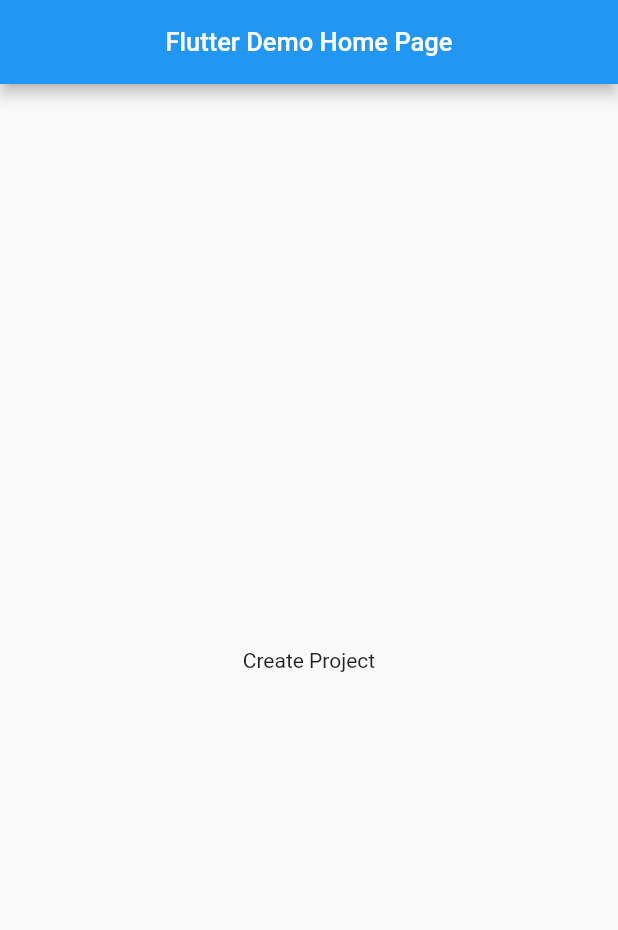
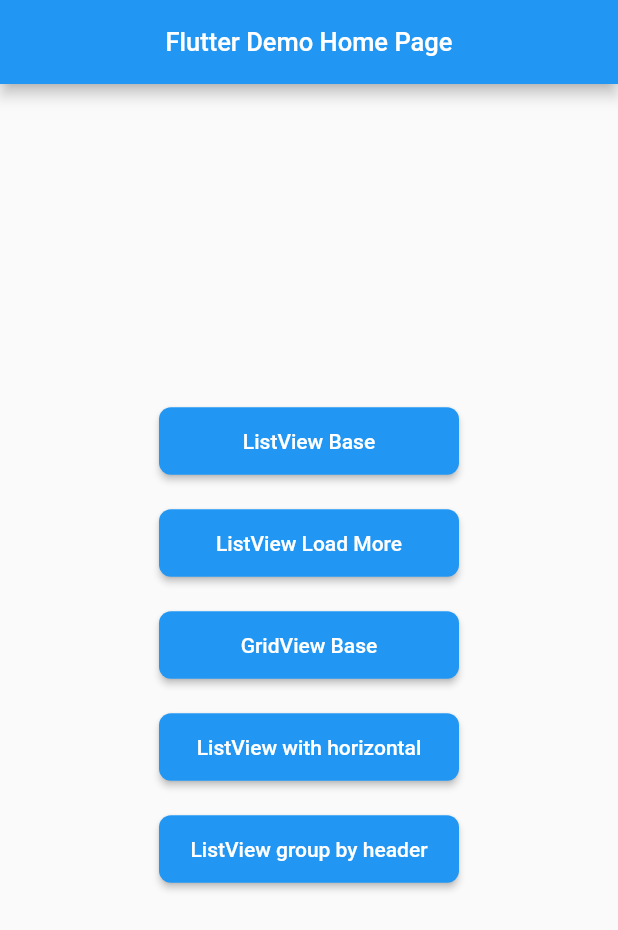
Before and after one commit to vohoangtuit/flutter_custom_listview, a Flutter app: the screen it shows after launch, on a phone screen of 412 x 824 dp. Shown: the top 930 px of the screen. Run offline on Flutter 3.47's test engine with Material 2 defaults, Android fonts, the phone set to English and light mode, and no system bars.

```diff
--- /dev/null
+++ b/custom_listview/lib/custom_widget/normal_button.dart
@@ -0,0 +1,36 @@
+import 'package:custom_listview/custom_widget/text_style.dart';
+import 'package:flutter/material.dart';
+
+class NormalButton extends StatefulWidget {
+  final String title;
+  final  Function  onPress;
+
+  NormalButton({this.title, this.onPress});
+
+  @override
+  _NormalButtonState createState() => _NormalButtonState();
+}
+
+class _NormalButtonState extends State<NormalButton> {
+  @override
+  Widget build(BuildContext context) {
+    return Container(
+      margin: EdgeInsets.only(bottom: 20),
+      child: Column(
+        children: <Widget>[
+          ButtonTheme(
+            minWidth: 200,
+            height: 45,
+            child: RaisedButton(
+              shape: RoundedRectangleBorder(
+                  borderRadius: new BorderRadius.circular(8.0)),
+              child: Text(widget.title, style: textStyleWhiteDefault(),),
+              onPressed: widget.onPress,
+            ),
+          ),
+        ],
+      ),
+
+    );
+  }
+}
--- /dev/null
+++ b/custom_listview/lib/custom_widget/text_style.dart
@@ -0,0 +1,8 @@
+import 'package:flutter/cupertino.dart';
+import 'package:flutter/material.dart';
+TextStyle textStyleHeader(){
+  return TextStyle(color: Colors.white,fontSize: 18);
+}
+TextStyle textStyleWhiteDefault(){
+  return TextStyle(color: Colors.white,fontSize: 14);
+}
--- a/custom_listview/lib/main.dart
+++ b/custom_listview/lib/main.dart
@@ -1,3 +1,10 @@
+import 'package:custom_listview/custom_widget/normal_button.dart';
+import 'package:custom_listview/models/product.dart';
+import 'package:custom_listview/views/gridview_base.dart';
+import 'package:custom_listview/views/listview_base.dart';
+import 'package:custom_listview/views/listview_group_by_header.dart';
+import 'package:custom_listview/views/listview_horizontal.dart';
+import 'package:custom_listview/views/listview_loadmore.dart';
 import 'package:flutter/material.dart';
 
 void main() {
@@ -5,7 +12,7 @@ void main() {
 }
 
 class MyApp extends StatelessWidget {
-  // This widget is the root of your application.
+
   @override
   Widget build(BuildContext context) {
     return MaterialApp(
@@ -23,12 +30,13 @@ class MyApp extends StatelessWidget {
 class MyHomePage extends StatefulWidget {
   MyHomePage({Key key, this.title}) : super(key: key);
   final String title;
-
+  ValueChanged data;
   @override
   _MyHomePageState createState() => _MyHomePageState();
 }
 
 class _MyHomePageState extends State<MyHomePage> {
+
   @override
   Widget build(BuildContext context) {
     return Scaffold(
@@ -37,17 +45,40 @@ class _MyHomePageState extends State<MyHomePage> {
         title: Text(widget.title,style: TextStyle(fontSize: 17),),
       ),
       body: Center(
-        child: Column(
-          mainAxisAlignment: MainAxisAlignment.center,
-          children: <Widget>[
-            Text(
-              'Create Project',
-            ),
-
-          ],
+        child: SingleChildScrollView (
+          child: Column(
+            mainAxisAlignment: MainAxisAlignment.center,
+            children: <Widget>[
+              NormalButton(title:'ListView Base',onPress: (){
+                gotoScreen(context,ListViewBase());
+              },),
+              NormalButton(title:'ListView Load More',onPress: (){
+                gotoScreen(context,ListViewLoadMore());
+              },),
+              NormalButton(title:'GridView Base',onPress: (){
+                gotoScreen(context,GridViewBase());
+              },),
+              NormalButton(title:'ListView with horizontal',onPress: (){
+                gotoScreen(context,ListViewHorizontal());
+              },),
+              NormalButton(title:'ListView group by header',onPress: (){
+                gotoScreen(context,ListViewGroupByHeader());
+              },),
+            ],
+          ),
         ),
       ),
 
     );
   }
+  @override
+  void initState() {
+    // TODO: implement initState
+    super.initState();
+    List<Product> data = new Product().initData();print("data : ${data.length}");
+  }
+
+  gotoScreen(BuildContext context,StatefulWidget screen){
+    Navigator.push(context, MaterialPageRoute(builder: (context)=>screen));
+  }
 }
--- /dev/null
+++ b/custom_listview/lib/models/product.dart
@@ -0,0 +1,37 @@
+class Product{
+  String id;
+  String name;
+  String price;
+  String image;
+  String create_at;
+
+  Product({this.id, this.name, this.price, this.image, this.create_at});
+
+
+  List<Product> initData(){
+    List<Product> list = List<Product>();
+    list.add(Product(id:"1", name:"Iphone 6", price:"400000", image:"https://sudospaces.com/mobilecity-vn/images/2019/01/iphone-6s-pink.jpg", create_at:"10/7/2020"));
+    list.add(Product(id:"2", name:"SamSung", price:"750000", image:"https://images.samsung.com/is/image/samsung/assets/vn/p6_gro1/p6_initial_home/720x1080.jpg", create_at:"18/8/2020"));
+    list.add(Product(id:"3", name:"Iphone 6s", price:"500000", image:"https://sudospaces.com/mobilecity-vn/images/2019/01/iphone-6s-pink.jpg", create_at:"1/5/2020"));
+    list.add(Product(id:"4", name:"Iphone 8", price:"1100000", image:"https://cdn.tgdd.vn/Products/Images/42/114110/iphone-8-plus-hh-600x600-600x600.jpg", create_at:"10/7/2020"));
+    list.add(Product(id:"5", name:"SamSung A7", price:"900000", image:"https://cdn.tgdd.vn/Products/Images/42/111107/samsung-galaxy-a7-2018-blue-600x600.jpg", create_at:"18/8/2020"));
+    list.add(Product(id:"6", name:"SamSung A5", price:"340000", image:"https://cdn1.viettelstore.vn/images/Product/ProductImage/medium/1861322683.jpeg", create_at:"10/7/2020"));
+    list.add(Product(id:"7", name:"Oppo F3", price:"30000",image:"https://cdn.tgdd.vn/Products/Images/42/92541/oppo-f3-3-400x460-400x460.png", create_at:"10/7/2020"));
+    list.add(Product(id:"8", name:"Oppo F5", price:"400000", image:"https://cdn.tgdd.vn/Products/Images/42/141763/oppo-f5-youth-vang-hong-6001-600x600.jpg", create_at:"10/7/2020"));
+    list.add(Product(id:"9", name:"Iphone 7 plus", price:"900000", image:"https://www.xtmobile.vn/vnt_upload/product/Hinh_DT/Iphone/7-plus/thumbs/(600x600)_crop_7_plus_red_800x800.jpg", create_at:"11/8/2020"));
+    list.add(Product(id:"10", name:"Iphone 7", price:"700000", image:"https://clickbuy.com.vn/uploads/2019/03/iPhone-7-plus-jetback.png", create_at:"10/7/2020"));
+    list.add(Product(id:"11", name:"Iphone 6", price:"400000", image:"https://sudospaces.com/mobilecity-vn/images/2019/01/iphone-6s-pink.jpg", create_at:"10/7/2020"));
+    list.add(Product(id:"12", name:"SamSung", price:"750000", image:"https://images.samsung.com/is/image/samsung/assets/vn/p6_gro1/p6_initial_home/720x1080.jpg", create_at:"1/5/2020"));
+    list.add(Product(id:"13", name:"Iphone 6s", price:"500000", image:"https://sudospaces.com/mobilecity-vn/images/2019/01/iphone-6s-pink.jpg", create_at:"10/7/2020"));
+    list.add(Product(id:"14", name:"Iphone 8", price:"1100000", image:"https://cdn.tgdd.vn/Products/Images/42/114110/iphone-8-plus-hh-600x600-600x600.jpg", create_at:"1/5/2020"));
+    list.add(Product(id:"15", name:"SamSung A7", price:"900000", image:"https://cdn.tgdd.vn/Products/Images/42/111107/samsung-galaxy-a7-2018-blue-600x600.jpg", create_at:"10/7/2020"));
+    list.add(Product(id:"16", name:"SamSung A5",price: "340000", image:"https://cdn1.viettelstore.vn/images/Product/ProductImage/medium/1861322683.jpeg", create_at:"1/5/2020"));
+    list.add(Product(id:"17", name:"Oppo F3", price:"30000",image:"https://cdn.tgdd.vn/Products/Images/42/92541/oppo-f3-3-400x460-400x460.png", create_at:"1/5/2020"));
+    list.add(Product(id:"18", name:"Oppo F5", price:"400000", image:"https://cdn.tgdd.vn/Products/Images/42/141763/oppo-f5-youth-vang-hong-6001-600x600.jpg", create_at:"10/7/2020"));
+    list.add(Product(id:"19", name:"Iphone 7 plus", price:"900000", image:"https://www.xtmobile.vn/vnt_upload/product/Hinh_DT/Iphone/7-plus/thumbs/(600x600)_crop_7_plus_red_800x800.jpg", create_at:"11/8/2020"));
+    list.add(Product(id:"20", name:"Iphone 7", price:"700000", image:"https://clickbuy.com.vn/uploads/2019/03/iPhone-7-plus-jetback.png", create_at:"10/7/2020"));
+    list.add(Product(id:"21", name:"Oppo A31", price:"600000", image:"https://cdn.tgdd.vn/Products/Images/42/218662/oppo-a31-2020-128gb-den-600x600-1-600x600.jpg", create_at:"10/7/2020"));
+    list.add(Product(id:"22", name:"Oppo A92", price:"600000", image:"https://www.thegioididong.com/images/42/220850/oppo-a92s-hinh-600x600-400x400.jpg", create_at:"11/5/2020"));
+    return list;
+  }
+}
--- /dev/null
+++ b/custom_listview/lib/utils/log_helper.dart
@@ -0,0 +1,7 @@
+class LoadLogHelper {
+  static bool showLog = false;
+
+  static void log(String msg) {
+    if (showLog) print("load library: $msg");
+  }
+}
```
Also changed, not shown: custom_listview/lib/base/base_statefull_widget.dart (added, +16 -0 lines), custom_listview/lib/custom_widget/appbar.dart (added, +15 -0 lines), custom_listview/lib/custom_widget/loading/dismiss_future.dart (added, +49 -0 lines), custom_listview/lib/custom_widget/loading/loading.dart (added, +91 -0 lines), custom_listview/lib/custom_widget/loading/provider.dart (added, +173 -0 lines), custom_listview/lib/custom_widget/loading/theme.dart (added, +82 -0 lines), custom_listview/lib/views/gridview_base.dart (added, +15 -0 lines), custom_listview/lib/views/listview_base.dart (added, +15 -0 lines), custom_listview/lib/views/listview_group_by_header.dart (added, +15 -0 lines), custom_listview/lib/views/listview_horizontal.dart (added, +15 -0 lines), custom_listview/lib/views/listview_loadmore.dart (added, +15 -0 lines), 2 other files.
